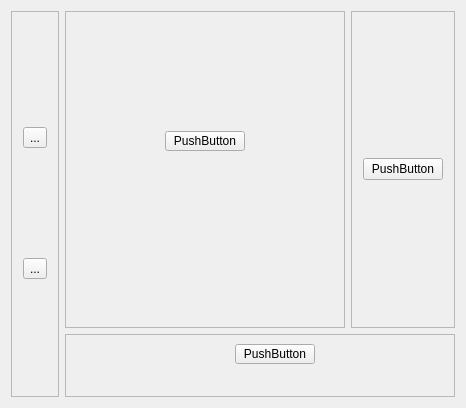
chenwuwen/ImageLabelSpirit, file mainwidget.ui: the form before one commit.
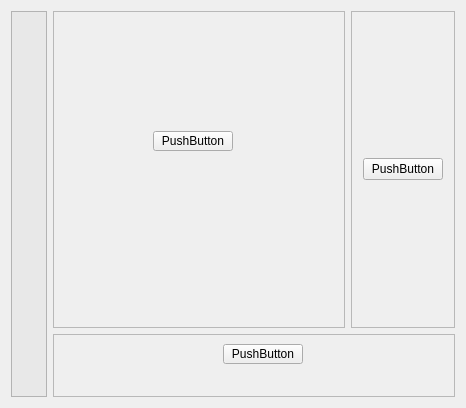
The form after the commit.

What changed in the file:
```diff
--- a/mainwidget.ui
+++ b/mainwidget.ui
@@ -87,28 +87,17 @@
    </item>
    <item row="0" column="0" rowspan="2">
     <widget class="QFrame" name="menu_frame">
+     <property name="styleSheet">
+      <string notr="true">background-color: rgb(232, 232, 232);
+gridline-color: qradialgradient(spread:pad, cx:0.5, cy:0.5, radius:0.5, fx:0.5, fy:0.5, stop:0 rgba(0, 0, 0, 255), stop:0.19397 rgba(0, 0, 0, 255), stop:0.202312 rgba(122, 97, 0, 255), stop:0.495514 rgba(76, 58, 0, 255), stop:0.504819 rgba(255, 255, 255, 255), stop:0.79 rgba(255, 255, 255, 255), stop:1 rgba(255, 158, 158, 255));</string>
+     </property>
      <property name="frameShape">
       <enum>QFrame::StyledPanel</enum>
      </property>
      <property name="frameShadow">
       <enum>QFrame::Raised</enum>
      </property>
-     <layout class="QVBoxLayout" name="verticalLayout">
-      <item>
-       <widget class="QToolButton" name="toolButton">
-        <property name="text">
-         <string>...</string>
-        </property>
-       </widget>
-      </item>
-      <item>
-       <widget class="QToolButton" name="toolButton_2">
-        <property name="text">
-         <string>...</string>
-        </property>
-       </widget>
-      </item>
-     </layout>
+     <layout class="QVBoxLayout" name="verticalLayout"/>
     </widget>
    </item>
   </layout>
```
